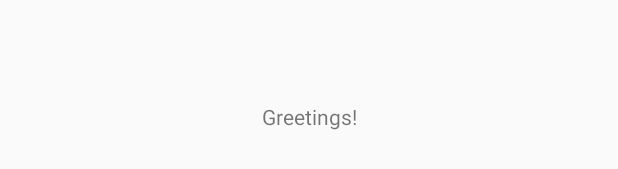
After one commit to jacopocafarelli/test-compose-drawer, an Android app built with Jetpack Compose: the layout fragment_main_swipe_content.xml on its own in the app's theme, with its tools: preview values and no code run, on a phone screen of 412 x 824 dp. The commit adds this screen. Shown: the part 501-670 px from the top of the screen. Run offline under Robolectric (Android 15) with nearby library versions, the phone set to English and light mode, and no system bars.

Commit message:
Update sample

```diff
--- /dev/null
+++ b/app/src/main/res/layout/fragment_main_swipe_content.xml
@@ -0,0 +1,11 @@
+<?xml version="1.0" encoding="utf-8"?>
+<androidx.swiperefreshlayout.widget.SwipeRefreshLayout xmlns:android="http://schemas.android.com/apk/res/android"
+    android:layout_width="match_parent"
+    android:layout_height="match_parent">
+
+    <TextView
+        android:layout_width="match_parent"
+        android:layout_height="match_parent"
+        android:gravity="center"
+        android:text="Greetings!" />
+</androidx.swiperefreshlayout.widget.SwipeRefreshLayout>
```
Also changed, not shown: app/src/main/java/com/example/testapplication/MainActivity.kt (+22 -6 lines), app/src/main/java/com/example/testapplication/MainFragmentSwipe.kt (added, +25 -0 lines), app/src/main/res/layout/fragment_main_content.xml (+2 -12 lines), app/src/main/res/layout/fragment_main_swipe_container.xml (added, +7 -0 lines).
